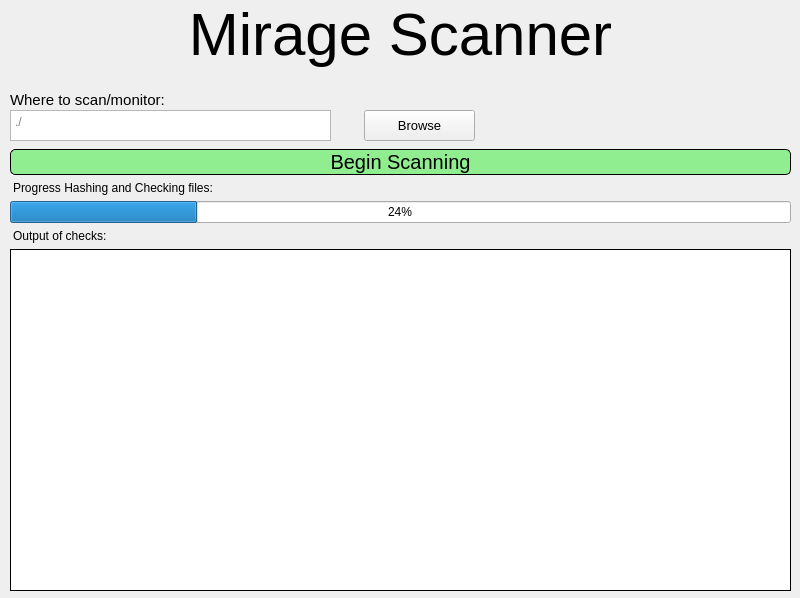
vipersniper0501/Mirage, file UI/MirageMainWindow.ui: the form before one commit.
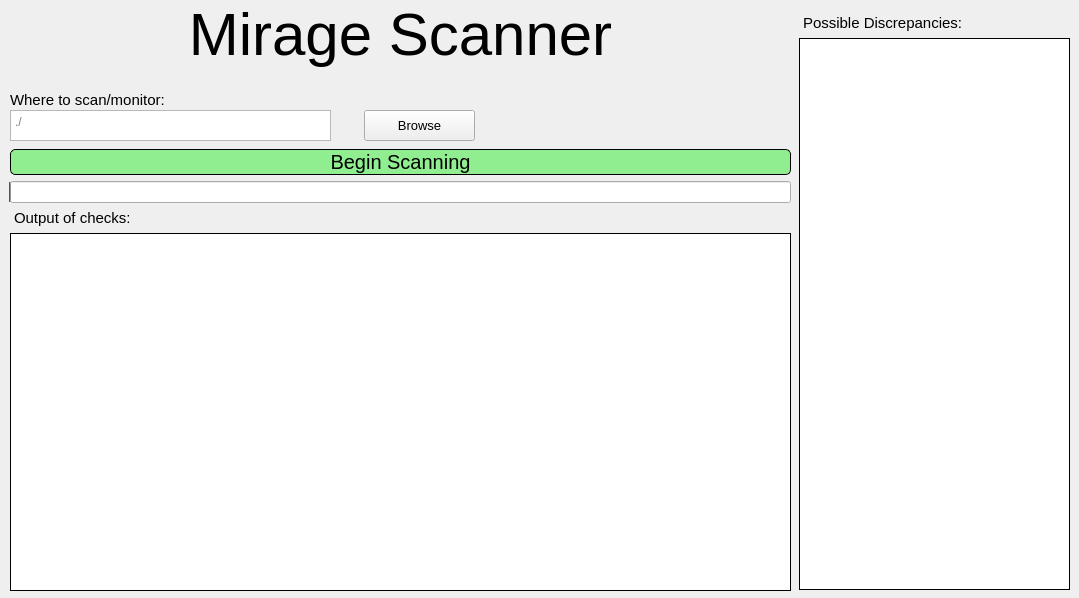
The form after the commit.

Commit message: Added display for Possible Discrepancies.

```diff
--- a/UI/MirageMainWindow.ui
+++ b/UI/MirageMainWindow.ui
@@ -6,7 +6,7 @@
    <rect>
     <x>0</x>
     <y>0</y>
-    <width>800</width>
+    <width>1079</width>
     <height>598</height>
    </rect>
   </property>
@@ -106,22 +106,6 @@
        </property>
       </widget>
      </item>
-     <item>
-      <widget class="QLabel" name="label">
-       <property name="sizePolicy">
-        <sizepolicy hsizetype="Fixed" vsizetype="Fixed">
-         <horstretch>0</horstretch>
-         <verstretch>0</verstretch>
-        </sizepolicy>
-       </property>
-       <property name="styleSheet">
-        <string notr="true">Margin-Left: 10px;</string>
-       </property>
-       <property name="text">
-        <string>Progress Hashing and Checking files:</string>
-       </property>
-      </widget>
-     </item>
      <item>
       <widget class="QProgressBar" name="progressBar">
        <property name="sizePolicy">
@@ -140,11 +124,14 @@
         <string notr="true">Margin-left: 10px; Margin-right: 10px;</string>
        </property>
        <property name="value">
-        <number>24</number>
+        <number>0</number>
        </property>
        <property name="alignment">
         <set>Qt::AlignCenter</set>
        </property>
+       <property name="textVisible">
+        <bool>false</bool>
+       </property>
        <property name="invertedAppearance">
         <bool>false</bool>
        </property>
@@ -152,6 +139,12 @@
      </item>
      <item>
       <widget class="QLabel" name="label_2">
+       <property name="font">
+        <font>
+         <family>Arial</family>
+         <pointsize>11</pointsize>
+        </font>
+       </property>
        <property name="styleSheet">
         <string notr="true">Margin-left: 10px; Margin-right: 10px;</string>
        </property>
@@ -162,6 +155,11 @@
      </item>
      <item>
       <widget class="QTextBrowser" name="LogOutput">
+       <property name="font">
+        <font>
+         <family>Arial</family>
+        </font>
+       </property>
        <property name="styleSheet">
         <string notr="true">Background: white;Border: 1px solid black;Margin-left: 10px; Margin-right: 10px; Margin-bottom: 10px;</string>
        </property>
@@ -215,7 +213,7 @@
      <rect>
       <x>10</x>
       <y>89</y>
-      <width>171</width>
+      <width>211</width>
       <height>21</height>
      </rect>
     </property>
@@ -229,6 +227,49 @@
      <string>Where to scan/monitor:</string>
     </property>
    </widget>
+   <widget class="QWidget" name="verticalLayoutWidget_2">
+    <property name="geometry">
+     <rect>
+      <x>799</x>
+      <y>-1</y>
+      <width>281</width>
+      <height>601</height>
+     </rect>
+    </property>
+    <layout class="QVBoxLayout" name="verticalLayout_2">
+     <item>
+      <widget class="QLabel" name="label_3">
+       <property name="font">
+        <font>
+         <family>Arial</family>
+         <pointsize>11</pointsize>
+        </font>
+       </property>
+       <property name="styleSheet">
+        <string notr="true">Margin-top: 15px;</string>
+       </property>
+       <property name="text">
+        <string>Possible Discrepancies:</string>
+       </property>
+      </widget>
+     </item>
+     <item>
+      <widget class="QTextBrowser" name="DiscrepancyOutput">
+       <property name="font">
+        <font>
+         <family>Arial</family>
+        </font>
+       </property>
+       <property name="styleSheet">
+        <string notr="true">Border: 1px solid black;Margin-Bottom: 10px; Margin-Right: 10px;</string>
+       </property>
+       <property name="documentTitle">
+        <string/>
+       </property>
+      </widget>
+     </item>
+    </layout>
+   </widget>
   </widget>
  </widget>
  <resources/>
```
The commit also changes 2 other files.
